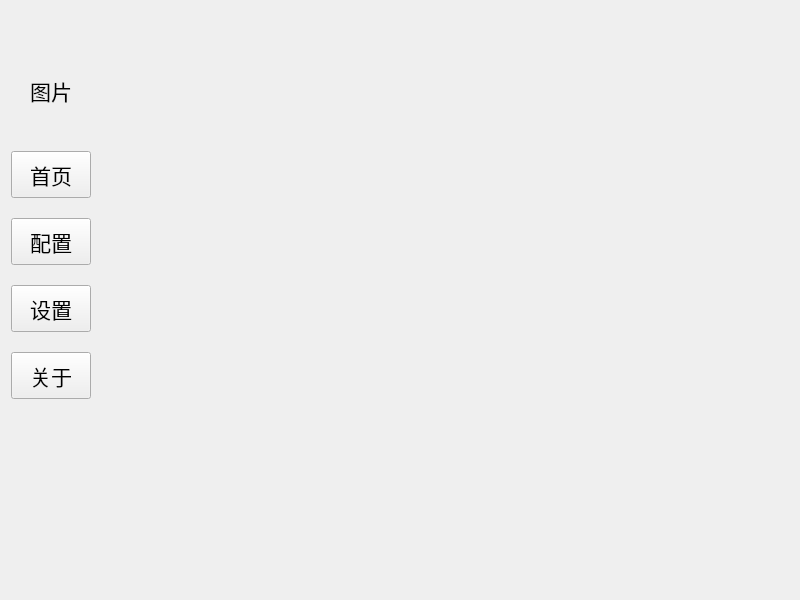
Above: include/DGLABClient.ui from CrimsonSeraph/DG-LAB-Client before the change. Below: the same form after it.
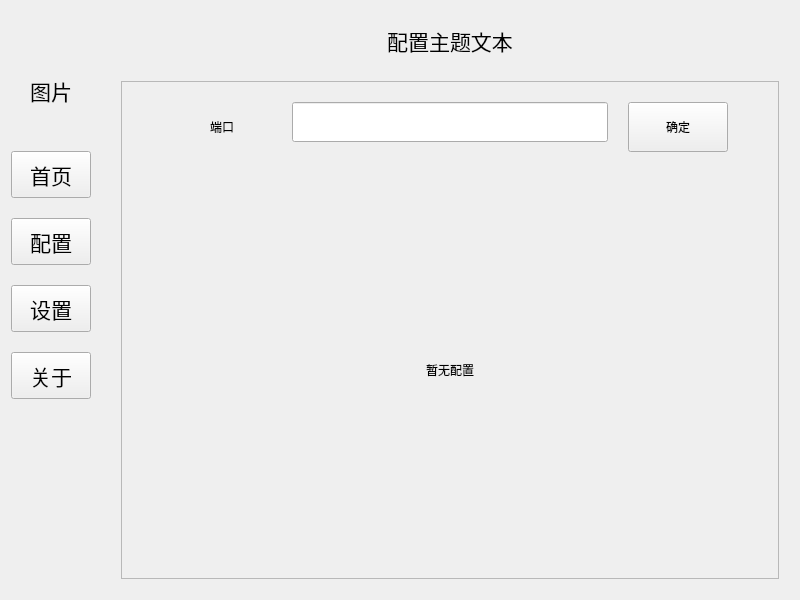
That is the form after the change. The open tabs and pages were chosen to show the change.

Commit message: 添加简单的配置页面，修复若干问题

```diff
--- a/include/DGLABClient.ui
+++ b/include/DGLABClient.ui
@@ -182,7 +182,239 @@
       <item>
        <widget class="QStackedWidget" name="stackedWidget">
         <widget class="QWidget" name="about_page"/>
-        <widget class="QWidget" name="config_page"/>
+        <widget class="QWidget" name="config_page">
+         <widget class="QLabel" name="config_title">
+          <property name="geometry">
+           <rect>
+            <x>20</x>
+            <y>10</y>
+            <width>658</width>
+            <height>60</height>
+           </rect>
+          </property>
+          <property name="font">
+           <font>
+            <pointsize>16</pointsize>
+           </font>
+          </property>
+          <property name="text">
+           <string>配置主题文本</string>
+          </property>
+          <property name="alignment">
+           <set>Qt::AlignmentFlag::AlignCenter</set>
+          </property>
+         </widget>
+         <widget class="QScrollArea" name="scrollArea">
+          <property name="geometry">
+           <rect>
+            <x>20</x>
+            <y>80</y>
+            <width>658</width>
+            <height>498</height>
+           </rect>
+          </property>
+          <property name="widgetResizable">
+           <bool>true</bool>
+          </property>
+          <widget class="QWidget" name="scrollAreaWidgetContents">
+           <property name="geometry">
+            <rect>
+             <x>0</x>
+             <y>0</y>
+             <width>656</width>
+             <height>496</height>
+            </rect>
+           </property>
+           <property name="sizePolicy">
+            <sizepolicy hsizetype="Fixed" vsizetype="Minimum">
+             <horstretch>0</horstretch>
+             <verstretch>0</verstretch>
+            </sizepolicy>
+           </property>
+           <property name="minimumSize">
+            <size>
+             <width>656</width>
+             <height>496</height>
+            </size>
+           </property>
+           <property name="maximumSize">
+            <size>
+             <width>656</width>
+             <height>16777215</height>
+            </size>
+           </property>
+           <widget class="QWidget" name="config_widgrt" native="true">
+            <property name="geometry">
+             <rect>
+              <x>0</x>
+              <y>0</y>
+              <width>656</width>
+              <height>496</height>
+             </rect>
+            </property>
+            <property name="sizePolicy">
+             <sizepolicy hsizetype="Fixed" vsizetype="Minimum">
+              <horstretch>0</horstretch>
+              <verstretch>0</verstretch>
+             </sizepolicy>
+            </property>
+            <property name="minimumSize">
+             <size>
+              <width>656</width>
+              <height>456</height>
+             </size>
+            </property>
+            <property name="maximumSize">
+             <size>
+              <width>656</width>
+              <height>16777215</height>
+             </size>
+            </property>
+            <layout class="QGridLayout" name="gridLayout" columnstretch="1">
+             <property name="leftMargin">
+              <number>0</number>
+             </property>
+             <property name="topMargin">
+              <number>0</number>
+             </property>
+             <property name="rightMargin">
+              <number>0</number>
+             </property>
+             <property name="bottomMargin">
+              <number>0</number>
+             </property>
+             <property name="spacing">
+              <number>0</number>
+             </property>
+             <item row="2" column="0">
+              <widget class="QWidget" name="config_info" native="true">
+               <property name="sizePolicy">
+                <sizepolicy hsizetype="Fixed" vsizetype="Minimum">
+                 <horstretch>0</horstretch>
+                 <verstretch>0</verstretch>
+                </sizepolicy>
+               </property>
+               <property name="minimumSize">
+                <size>
+                 <width>656</width>
+                 <height>0</height>
+                </size>
+               </property>
+               <property name="maximumSize">
+                <size>
+                 <width>656</width>
+                 <height>16777215</height>
+                </size>
+               </property>
+               <layout class="QGridLayout" name="gridLayout_2">
+                <item row="0" column="0">
+                 <widget class="QLabel" name="label">
+                  <property name="text">
+                   <string>暂无配置</string>
+                  </property>
+                  <property name="alignment">
+                   <set>Qt::AlignmentFlag::AlignCenter</set>
+                  </property>
+                 </widget>
+                </item>
+               </layout>
+              </widget>
+             </item>
+             <item row="0" column="0">
+              <widget class="QWidget" name="port_info" native="true">
+               <property name="sizePolicy">
+                <sizepolicy hsizetype="Fixed" vsizetype="Fixed">
+                 <horstretch>0</horstretch>
+                 <verstretch>0</verstretch>
+                </sizepolicy>
+               </property>
+               <property name="minimumSize">
+                <size>
+                 <width>651</width>
+                 <height>80</height>
+                </size>
+               </property>
+               <property name="maximumSize">
+                <size>
+                 <width>656</width>
+                 <height>80</height>
+                </size>
+               </property>
+               <layout class="QHBoxLayout" name="horizontalLayout_3">
+                <property name="spacing">
+                 <number>20</number>
+                </property>
+                <property name="leftMargin">
+                 <number>50</number>
+                </property>
+                <property name="topMargin">
+                 <number>20</number>
+                </property>
+                <property name="rightMargin">
+                 <number>50</number>
+                </property>
+                <property name="bottomMargin">
+                 <number>20</number>
+                </property>
+                <item>
+                 <widget class="QLabel" name="port_label">
+                  <property name="sizePolicy">
+                   <sizepolicy hsizetype="Fixed" vsizetype="Fixed">
+                    <horstretch>0</horstretch>
+                    <verstretch>0</verstretch>
+                   </sizepolicy>
+                  </property>
+                  <property name="minimumSize">
+                   <size>
+                    <width>100</width>
+                    <height>50</height>
+                   </size>
+                  </property>
+                  <property name="text">
+                   <string>端口</string>
+                  </property>
+                  <property name="alignment">
+                   <set>Qt::AlignmentFlag::AlignCenter</set>
+                  </property>
+                 </widget>
+                </item>
+                <item>
+                 <widget class="QLineEdit" name="port_input">
+                  <property name="sizePolicy">
+                   <sizepolicy hsizetype="Minimum" vsizetype="Minimum">
+                    <horstretch>0</horstretch>
+                    <verstretch>0</verstretch>
+                   </sizepolicy>
+                  </property>
+                 </widget>
+                </item>
+                <item>
+                 <widget class="QPushButton" name="port_confirm_btn">
+                  <property name="sizePolicy">
+                   <sizepolicy hsizetype="Fixed" vsizetype="Fixed">
+                    <horstretch>0</horstretch>
+                    <verstretch>0</verstretch>
+                   </sizepolicy>
+                  </property>
+                  <property name="minimumSize">
+                   <size>
+                    <width>100</width>
+                    <height>50</height>
+                   </size>
+                  </property>
+                  <property name="text">
+                   <string>确定</string>
+                  </property>
+                 </widget>
+                </item>
+               </layout>
+              </widget>
+             </item>
+            </layout>
+           </widget>
+          </widget>
+         </widget>
+        </widget>
         <widget class="QWidget" name="setting_page"/>
         <widget class="QWidget" name="first_page">
          <widget class="QWidget" name="about_page_btns_bar" native="true">
```
The commit also changes 13 other files.
